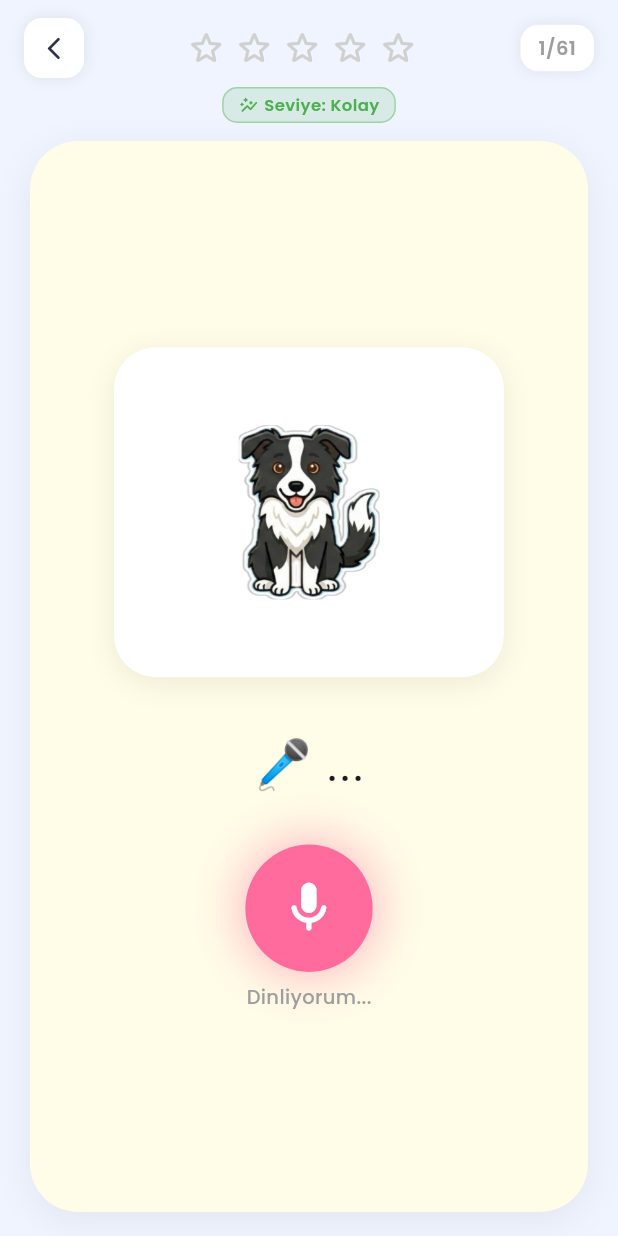
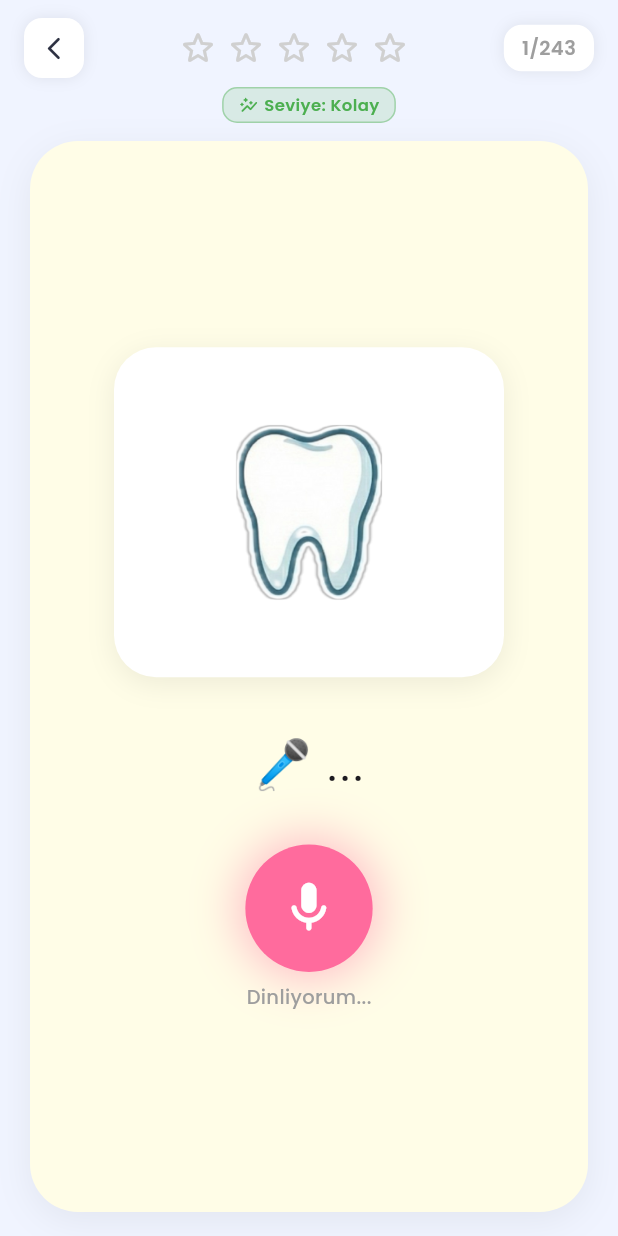
Before and after one commit to busetuna/BilBil, a Flutter app: the QuizScreen screen opened directly, after a tap on the "mic none" icon, on a phone screen of 412 x 824 dp. Run offline on Flutter 3.47's test engine with Material 3 defaults, Android fonts, the phone set to English and light mode, and no system bars; our stand-ins replace firebase_auth, firebase_core, flutter_tts, google_fonts, hive, hive_flutter and 2 more; accounts and stored records are empty.

Commit message:
ses düzeldi

```diff
--- a/lib/features/learning/presentations/screens/home_screen.dart
+++ b/lib/features/learning/presentations/screens/home_screen.dart
@@ -173,7 +173,7 @@ class _HomeScreenState extends State<HomeScreen>
         Navigator.push(
           context,
           MaterialPageRoute(
-            builder: (_) => const QuizScreen(category: 'animals'),
+            builder: (_) => const QuizScreen(category: 'all'),
           ),
         );
       },
--- a/lib/features/learning/presentations/screens/quiz_screen.dart
+++ b/lib/features/learning/presentations/screens/quiz_screen.dart
@@ -5,6 +5,7 @@ import 'package:flutter/material.dart';
 import 'package:flutter_tts/flutter_tts.dart';
 import 'package:google_fonts/google_fonts.dart';
 import 'package:speech_to_text/speech_to_text.dart';
+import 'package:speech_to_text/speech_recognition_error.dart';
 import 'package:provider/provider.dart';
 import '../../../../core/theme/app_colors.dart';
 import '../../../../data/models/quiz_item.dart';
@@ -33,7 +34,6 @@ class _QuizScreenState extends State<QuizScreen> with TickerProviderStateMixin {
   String _recognizedWord = '';
   bool _hasSpoken = false;
   bool _isCorrect = false;
-  bool _showHint = false;
   late RewardService _rewardService;
   final RLAgent _rlAgent = RLAgent(epsilon: 0.2);
   DateTime? _questionStartTime;
@@ -102,14 +102,29 @@ class _QuizScreenState extends State<QuizScreen> with TickerProviderStateMixin {
 
   void _startQuestion() {
     _questionStartTime = DateTime.now();
-    _showHint = false;
+  }
 
-    // Kolay modda belirli süre sonra ipucu göster
-    if (_rlAgent.config.showHintAfterDelay) {
-      Future.delayed(Duration(seconds: _rlAgent.config.hintDelaySeconds), () {
-        if (mounted && !_hasSpoken) {
-          setState(() => _showHint = true);
+  void _onSttStatus(String s) {
+    debugPrint('STT Status: $s');
+    if ((s == 'done' || s == 'notListening') && mounted) {
+      _micPulseController.stop();
+      if (_isListening) setState(() => _isListening = false);
     }
+  }
+
+  void _onSttError(SpeechRecognitionError error) {
+    debugPrint('STT Error: $error');
+    if (!mounted) return;
+    _micPulseController.stop();
+    setState(() => _isListening = false);
+    // permanent hatası gerçek izin iptali mi yoksa recognizer hatası mı?
+    if (error.permanent) {
+      Permission.microphone.status.then((perm) {
+        if (!perm.isGranted && mounted) {
+          setState(() => _sttAvailable = false);
+          _showMicPermissionDialog(permanent: perm.isPermanentlyDenied);
+        }
+        // İzin hâlâ geçerliyse sadece dinleme durur; butona tekrar basılabilir
       });
     }
   }
@@ -118,7 +133,6 @@ class _QuizScreenState extends State<QuizScreen> with TickerProviderStateMixin {
     final status = await Permission.microphone.request();
 
     if (status.isPermanentlyDenied) {
-      // Kullanıcı "bir daha sorma" dedi → ayarlara gönder
       setState(() => _sttAvailable = false);
       WidgetsBinding.instance.addPostFrameCallback((_) {
         if (mounted) _showMicPermissionDialog(permanent: true);
@@ -132,26 +146,8 @@ class _QuizScreenState extends State<QuizScreen> with TickerProviderStateMixin {
     }
 
     _sttAvailable = await _stt.initialize(
-      onError: (error) {
-        debugPrint('STT Error: $error');
-        // permanent: true → dinlemeyi durdur ve kullanıcıyı bilgilendir
-        if (error.permanent && mounted) {
-          _micPulseController.stop();
-          setState(() {
-            _isListening = false;
-            _sttAvailable = false;
-          });
-          _showMicPermissionDialog(permanent: true);
-        }
-      },
-      onStatus: (s) {
-        debugPrint('STT Status: $s');
-        // 'done' veya 'notListening' gelirse animasyonu durdur
-        if ((s == 'done' || s == 'notListening') && mounted) {
-          _micPulseController.stop();
-          if (_isListening) setState(() => _isListening = false);
-        }
-      },
+      onError: _onSttError,
+      onStatus: _onSttStatus,
     );
     setState(() {});
   }
@@ -207,13 +203,9 @@ class _QuizScreenState extends State<QuizScreen> with TickerProviderStateMixin {
     return r == e || r.contains(e) || e.contains(r);
   }
 
-  Future<void> _toggleListening() async {
-    if (_isListening) {
-      await _stt.stop();
-      _micPulseController.stop();
-      setState(() => _isListening = false);
-    } else {
-      // Her basışta izni tekrar kontrol et
+  Future<void> _startListening() async {
+    if (_isListening) return;
+
     final permStatus = await Permission.microphone.status;
     if (permStatus.isPermanentlyDenied) {
       _showMicPermissionDialog(permanent: true);
@@ -222,22 +214,12 @@ class _QuizScreenState extends State<QuizScreen> with TickerProviderStateMixin {
     if (!permStatus.isGranted) {
       final result = await Permission.microphone.request();
       if (!result.isGranted) return;
-        // İzin yeni verildiyse STT'yi yeniden başlat
-        _sttAvailable = await _stt.initialize(
-          onError: (error) {
-            if (error.permanent && mounted) {
-              _micPulseController.stop();
-              setState(() { _isListening = false; _sttAvailable = false; });
-              _showMicPermissionDialog(permanent: true);
     }
-          },
-          onStatus: (s) {
-            if ((s == 'done' || s == 'notListening') && mounted) {
-              _micPulseController.stop();
-              if (_isListening) setState(() => _isListening = false);
-            }
-          },
-        );
+
+    // Geçici hata sonrası STT kapalıysa yeniden başlat
+    if (!_sttAvailable) {
+      _sttAvailable = await _stt.initialize(onError: _onSttError, onStatus: _onSttStatus);
+      if (mounted) setState(() {});
       if (!_sttAvailable) return;
     }
 
@@ -250,9 +232,7 @@ class _QuizScreenState extends State<QuizScreen> with TickerProviderStateMixin {
 
     await _stt.listen(
       onResult: (result) {
-          setState(() {
-            _recognizedWord = result.recognizedWords;
-          });
+        setState(() => _recognizedWord = result.recognizedWords);
 
         if (result.finalResult && _recognizedWord.isNotEmpty) {
           _stt.stop();
@@ -261,26 +241,18 @@ class _QuizScreenState extends State<QuizScreen> with TickerProviderStateMixin {
           final expectedWord = _items[_currentIndex].word;
           final correct = _checkAnswer(_recognizedWord, expectedWord);
 
-            // Yanıt süresini hesapla
           final responseTimeSec = _questionStartTime != null
               ? DateTime.now().difference(_questionStartTime!).inMilliseconds / 1000.0
               : 5.0;
 
-            // RL ajanını güncelle → yeni zorluk belirle
-            _rlAgent.processAnswer(
-              isCorrect: correct,
-              responseTimeSec: responseTimeSec,
-            );
-
-            // TTS hızını yeni zorluğa göre güncelle
+          _rlAgent.processAnswer(isCorrect: correct, responseTimeSec: responseTimeSec);
           _tts.setSpeechRate(_rlAgent.config.ttsRate);
 
           setState(() {
             _isListening = false;
             _hasSpoken = true;
             _isCorrect = correct;
-              _showHint = false;
-              if (correct) _stars = min(_stars + 1, 5);
+            if (correct) _stars++;
           });
 
           _wordRevealController.reset();
@@ -303,7 +275,19 @@ class _QuizScreenState extends State<QuizScreen> with TickerProviderStateMixin {
         }
       },
       localeId: 'tr_TR',
+      listenFor: const Duration(seconds: 30),
+      pauseFor: const Duration(seconds: 4),
+      listenOptions: SpeechListenOptions(cancelOnError: false),
     );
+  }
+
+  Future<void> _toggleListening() async {
+    if (_isListening) {
+      await _stt.stop();
+      _micPulseController.stop();
+      setState(() => _isListening = false);
+    } else {
+      await _startListening();
     }
   }
 
@@ -315,7 +299,6 @@ class _QuizScreenState extends State<QuizScreen> with TickerProviderStateMixin {
         _recognizedWord = '';
         _hasSpoken = false;
         _isCorrect = false;
-        _showHint = false;
       });
       _cardController.reset();
       _cardController.forward();
@@ -418,35 +401,6 @@ class _QuizScreenState extends State<QuizScreen> with TickerProviderStateMixin {
                         // Resim kartı
                         _buildImageCard(item),
 
-                        // İpucu (kolay modda, gecikmeli gösterilir)
-                        if (_showHint && !_hasSpoken)
-                          Padding(
-                            padding: const EdgeInsets.only(top: 12),
-                            child: Container(
-                              padding: const EdgeInsets.symmetric(horizontal: 20, vertical: 8),
-                              decoration: BoxDecoration(
-                                color: const Color(0xFF4CAF50).withOpacity(0.12),
-                                borderRadius: BorderRadius.circular(14),
-                                border: Border.all(color: const Color(0xFF4CAF50).withOpacity(0.4)),
-                              ),
-                              child: Row(
-                                mainAxisSize: MainAxisSize.min,
-                                children: [
-                                  const Icon(Icons.lightbulb_outline, size: 16, color: Color(0xFF4CAF50)),
-                                  const SizedBox(width: 6),
-                                  Text(
-                                    item.word,
-                                    style: GoogleFonts.fredoka(
-                                      fontSize: 20,
-                                      fontWeight: FontWeight.bold,
-                                      color: const Color(0xFF4CAF50),
-                                    ),
-                                  ),
-                                ],
-                              ),
-                            ),
-                          ),
-
                         const SizedBox(height: 28),
 
                         // Tanınan kelime (çocuk söylediğinde belirir)
@@ -509,14 +463,18 @@ class _QuizScreenState extends State<QuizScreen> with TickerProviderStateMixin {
                 ),
               ),
               const Spacer(),
-              // Yıldızlar
+              // Yıldızlar (her 5 doğruda döngü yapar)
               Row(
                 children: List.generate(5, (i) => Padding(
                   padding: const EdgeInsets.symmetric(horizontal: 2),
                   child: Icon(
-                    i < _stars ? Icons.star_rounded : Icons.star_outline_rounded,
+                    i < (_stars % 5 == 0 && _stars > 0 ? 5 : _stars % 5)
+                        ? Icons.star_rounded
+                        : Icons.star_outline_rounded,
                     size: 28,
-                    color: i < _stars ? const Color(0xFFFFC107) : const Color(0xFFD0D0D0),
+                    color: i < (_stars % 5 == 0 && _stars > 0 ? 5 : _stars % 5)
+                        ? const Color(0xFFFFC107)
+                        : const Color(0xFFD0D0D0),
                   ),
                 )),
               ),
--- a/lib/services/rl_agent/rl_agent.dart
+++ b/lib/services/rl_agent/rl_agent.dart
@@ -3,45 +3,22 @@ import 'state_manager.dart';
 import 'reward_calculator.dart';
 import 'action_selector.dart';
 
-/// Difficulty → TTS hızı ve ipucu davranışı
 class DifficultyConfig {
   final double ttsRate;
-  final bool showHintAfterDelay;
-  final int hintDelaySeconds;
   final String label;
 
-  const DifficultyConfig({
-    required this.ttsRate,
-    required this.showHintAfterDelay,
-    required this.hintDelaySeconds,
-    required this.label,
-  });
+  const DifficultyConfig({required this.ttsRate, required this.label});
 }
 
 class RLAgent {
   final EpsilonGreedyBandit _bandit;
   final PerformanceState _state;
-  int _lastArm = 1; // başlangıçta "aynı kal"
+  int _lastArm = 1;
 
   static const configs = [
-    DifficultyConfig(
-      ttsRate: 0.35,
-      showHintAfterDelay: true,
-      hintDelaySeconds: 5,
-      label: 'Kolay',
-    ),
-    DifficultyConfig(
-      ttsRate: 0.45,
-      showHintAfterDelay: false,
-      hintDelaySeconds: 0,
-      label: 'Orta',
-    ),
-    DifficultyConfig(
-      ttsRate: 0.55,
-      showHintAfterDelay: false,
-      hintDelaySeconds: 0,
-      label: 'Zor',
-    ),
+    DifficultyConfig(ttsRate: 0.35, label: 'Kolay'),
+    DifficultyConfig(ttsRate: 0.45, label: 'Orta'),
+    DifficultyConfig(ttsRate: 0.55, label: 'Zor'),
   ];
 
   RLAgent({double epsilon = 0.2})
@@ -59,22 +36,31 @@ class RLAgent {
     required bool isCorrect,
     required double responseTimeSec,
   }) {
-    // 1. Ödül hesapla
+    // 1. Ödül hesapla ve banditi güncelle
     final reward = RewardCalculator.calculate(
       isCorrect: isCorrect,
       responseTimeSec: responseTimeSec,
     );
-
-    // 2. Son kolu güncelle
     _bandit.update(_lastArm, reward);
 
-    // 3. Performans geçmişine ekle
+    // 2. Performans geçmişine ekle
     _state.addAnswer(isCorrect, responseTimeSec);
 
-    // 4. Yeni kol seç (ε-greedy)
-    _lastArm = _bandit.selectArm();
+    // 3. Kol seç: yeterli veri varsa performans eşiği öncelikli
+    if (_state.totalAnswers >= 3) {
+      final rate = _state.correctRate;
+      if (rate >= 0.8 && _state.currentDifficulty < 2) {
+        _lastArm = 2; // son 3+ cevabın 80%'i doğru → zorlaştır
+      } else if (rate <= 0.3 && _state.currentDifficulty > 0) {
+        _lastArm = 0; // 30% veya altında → kolaylaştır
+      } else {
+        _lastArm = _bandit.selectArm(); // orta bölge → bandit karar verir
+      }
+    } else {
+      _lastArm = _bandit.selectArm();
+    }
 
-    // 5. Zorluk güncelle
+    // 4. Zorluk güncelle
     _state.currentDifficulty = ActionSelector.adjustDifficulty(
       _state.currentDifficulty,
       _lastArm,
```
Also changed, not shown: quiz_labels.json (+6 -6 lines). Lines whose indentation alone changed are shown as unchanged.
